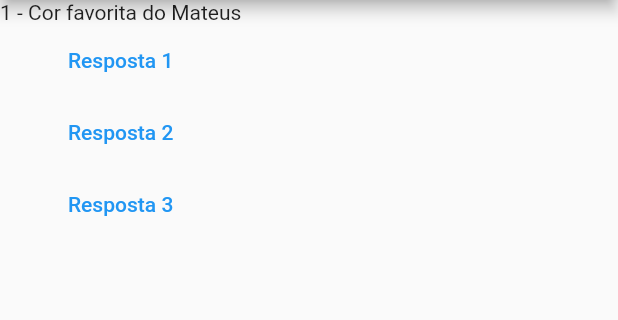
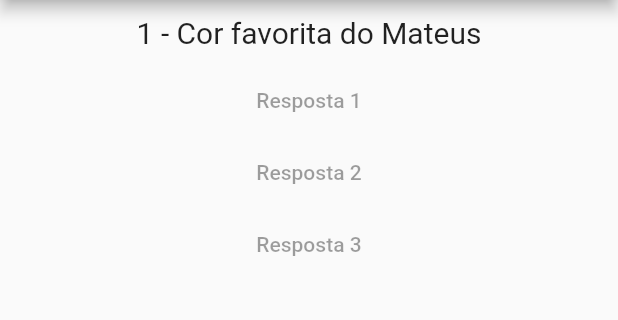
Before and after one commit to menesesdev/Quiz_Perguntas_App, a Flutter app: the screen it shows after launch, on a phone screen of 412 x 824 dp, the part 84-404 px from its top. Run offline on Flutter 3.47's test engine with Material 2 defaults, Android fonts, the phone set to English and light mode, and no system bars.

Commit message:
Desacoplando o código

```diff
--- a/lib/main.dart
+++ b/lib/main.dart
@@ -1,4 +1,6 @@
 import 'package:flutter/material.dart';
+import './questao.dart';
+import './resposta.dart';
 
 main() => runApp(PerguntaApp());
 
@@ -13,7 +15,7 @@ class _PerguntaAppState extends State<PerguntaApp> {
     '2 - Animal favorito do Mateus',
   ];
 
-  void responder(){
+  void _responder(){
     setState(() {
       perguntaSelecionada++;
     });
@@ -32,19 +34,10 @@ class _PerguntaAppState extends State<PerguntaApp> {
         ),
         body: Column(
           children: [
-            Text(perguntas[perguntaSelecionada]),
-            TextButton(
-              child: Text('Resposta 1'),
-              onPressed: responder,
-            ),
-            TextButton(
-              child: Text('Resposta 2'),
-              onPressed: responder,
-            ),
-            TextButton(
-              child: Text('Resposta 3'),
-              onPressed: responder,
-            ),
+            Questao(perguntas[perguntaSelecionada]),
+            Resposta('Resposta 1'),
+            Resposta('Resposta 2'),
+            Resposta('Resposta 3'),
           ],
         ),
       ),
--- /dev/null
+++ b/lib/questao.dart
@@ -0,0 +1,23 @@
+import 'package:flutter/cupertino.dart';
+import 'package:flutter/src/widgets/container.dart';
+import 'package:flutter/src/widgets/framework.dart';
+
+class Questao extends StatelessWidget {
+  //const Questao({super.key});
+  final String texto;
+
+  Questao(this.texto);
+
+  @override
+  Widget build(BuildContext context) {
+    return Container(
+      width: double.infinity,
+      margin: EdgeInsets.all(10),
+      child: Text(
+        texto,
+        style: TextStyle(fontSize: 20),
+        textAlign: TextAlign.center,
+      ),
+    );
+  }
+}
--- /dev/null
+++ b/lib/resposta.dart
@@ -0,0 +1,18 @@
+import 'package:flutter/cupertino.dart';
+import 'package:flutter/material.dart';
+import 'package:flutter/src/widgets/container.dart';
+import 'package:flutter/src/widgets/framework.dart';
+
+class Resposta extends StatelessWidget {
+  //const Resposta({super.key});
+  final String texto;
+  Resposta(this.texto);
+
+  @override
+  Widget build(BuildContext context) {
+    return TextButton(
+      child: Text(texto),
+      onPressed: null,
+    );
+  }
+}
```
